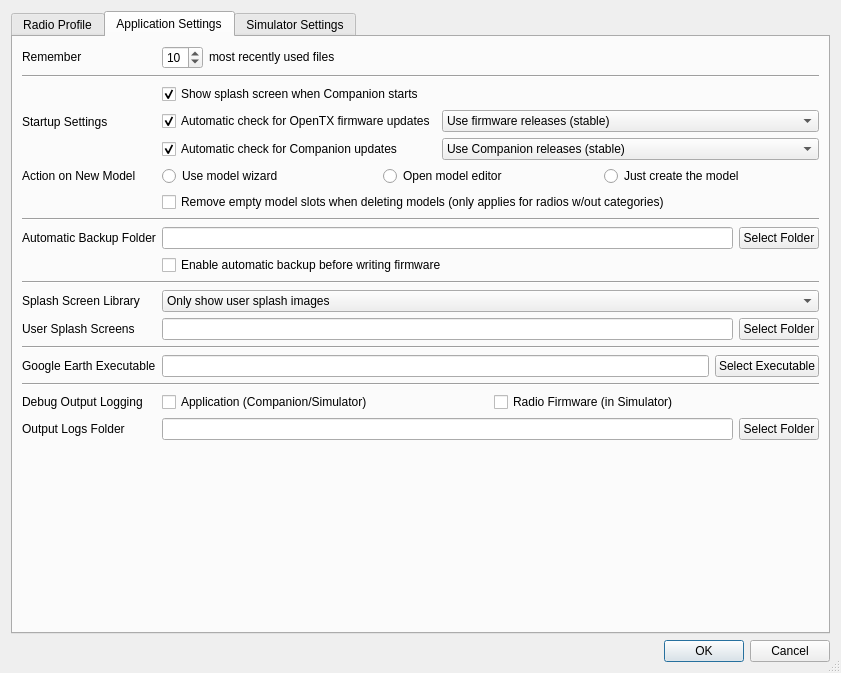
Before: the Qt Designer form companion/src/apppreferencesdialog.ui in opentx/opentx, drawn with Qt 5.
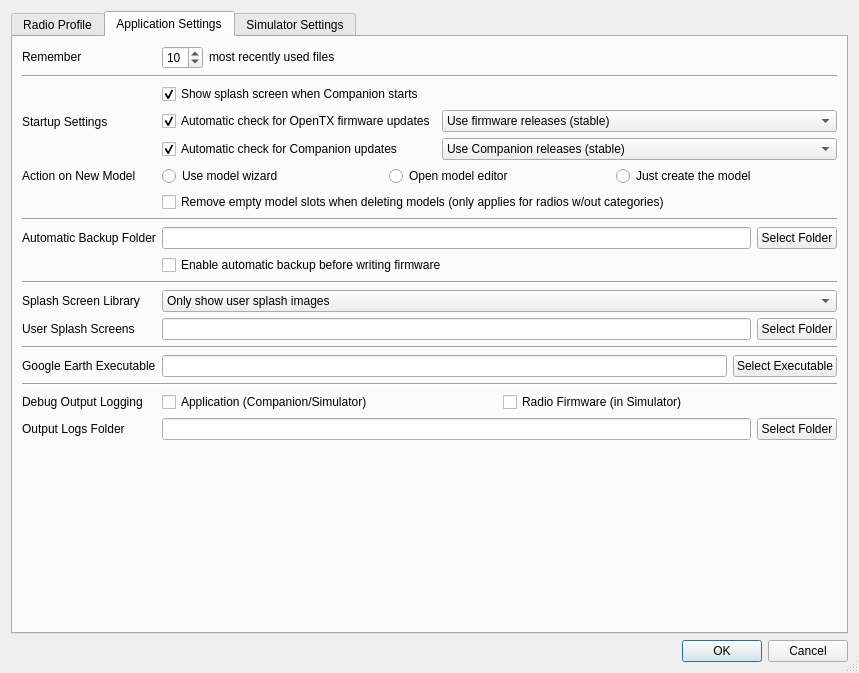
After: the same form once the commit is applied.

Commit message: Max and 3djc suggestions

Patch:
```diff
--- a/companion/src/apppreferencesdialog.ui
+++ b/companion/src/apppreferencesdialog.ui
@@ -6,7 +6,7 @@
    <rect>
     <x>0</x>
     <y>0</y>
-    <width>841</width>
+    <width>859</width>
     <height>673</height>
    </rect>
   </property>
```
Left out of the diff: 4 changed lines with no effect on the pictures.
